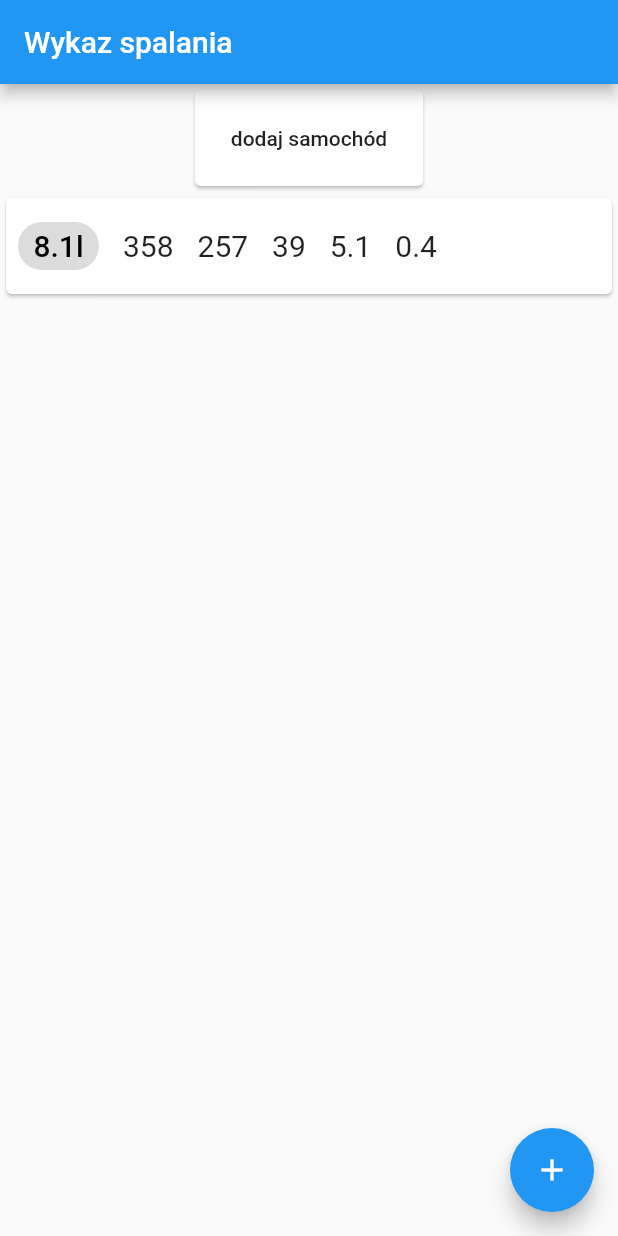
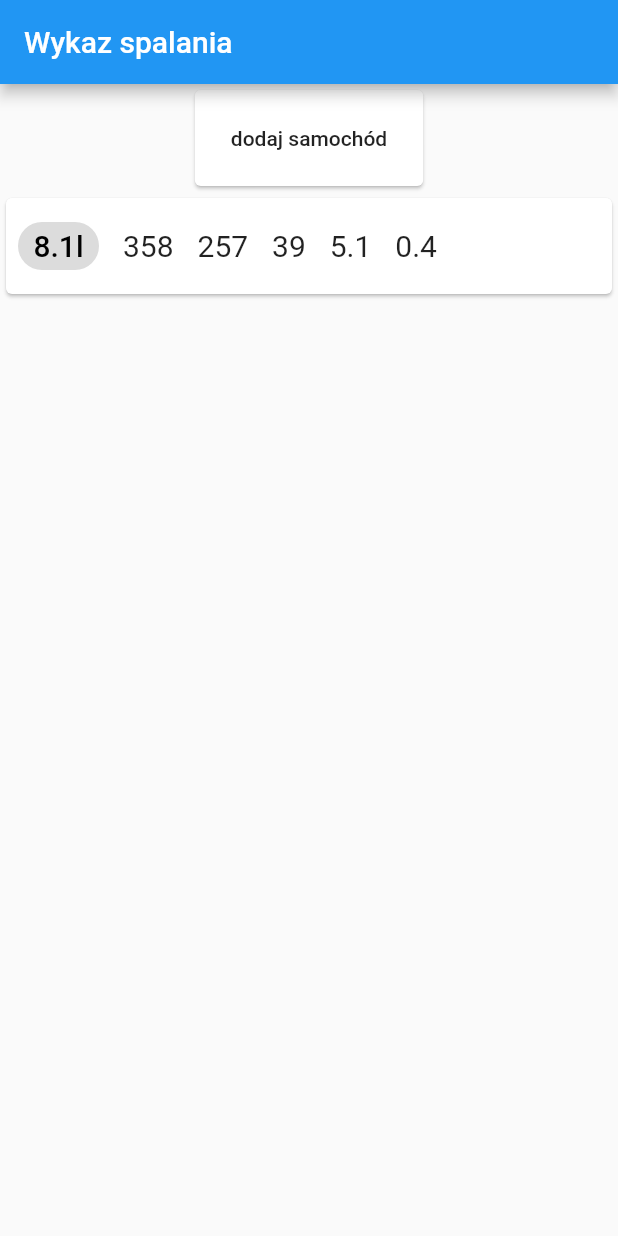
Before and after one commit to fcieminski/fuel-economy, a Flutter app: the screen it shows after launch, on a phone screen of 412 x 824 dp. Run offline on Flutter 3.47's test engine with Material 2 defaults, Android fonts, the phone set to English and light mode, and no system bars.

```diff
--- a/lib/components/car_info.dart
+++ b/lib/components/car_info.dart
@@ -2,7 +2,8 @@ import 'package:flutter/material.dart';
 
 class CarInfo extends StatefulWidget {
   final Map<String, String> newFuelling;
-  CarInfo(this.newFuelling);
+  final Function(bool) notifyParent;
+  CarInfo({this.notifyParent, this.newFuelling});
 
   @override
   _CarInfoState createState() => _CarInfoState();
@@ -31,6 +32,7 @@ class _CarInfoState extends State<CarInfo> {
         'totalFuelCost': totalFuelCost,
       });
     });
+    widget.notifyParent(true);
   }
 
   void updateCarInfo(newFuelling) {
--- a/lib/main.dart
+++ b/lib/main.dart
@@ -25,13 +25,20 @@ class Home extends StatefulWidget {
 
 class _HomeState extends State<Home> {
   Map<String, String> newFuelling;
+  bool _isCarInfo = false;
 
   void _addRecentFuelling(BuildContext context) async {
-    await showDialog(context: context, builder: (_) => AddRecentFuelling())
-        .then((val) {
+    await showModalBottomSheet(
+        context: context, builder: (_) => AddRecentFuelling()).then((val) {
       setState(() {
         newFuelling = val;
       });
+    });
+  }
+
+  void updateCarInfo(bool childValue) {
+    setState(() {
+      _isCarInfo = childValue;
     });
   }
 
@@ -45,17 +52,20 @@ class _HomeState extends State<Home> {
         child: Container(
           child: Column(
             children: <Widget>[
-              CarInfo(newFuelling),
+              CarInfo(newFuelling: newFuelling, notifyParent: updateCarInfo),
               RecentFuelling(newFuelling),
             ],
           ),
         ),
       ),
-      floatingActionButton: FloatingActionButton(
-        child: Icon(
-          Icons.add,
+      floatingActionButton: Visibility(
+        visible: _isCarInfo,
+        child: FloatingActionButton(
+          child: Icon(
+            Icons.add,
+          ),
+          onPressed: () => _addRecentFuelling(context),
         ),
-        onPressed: () => _addRecentFuelling(context),
       ),
     );
   }
```
